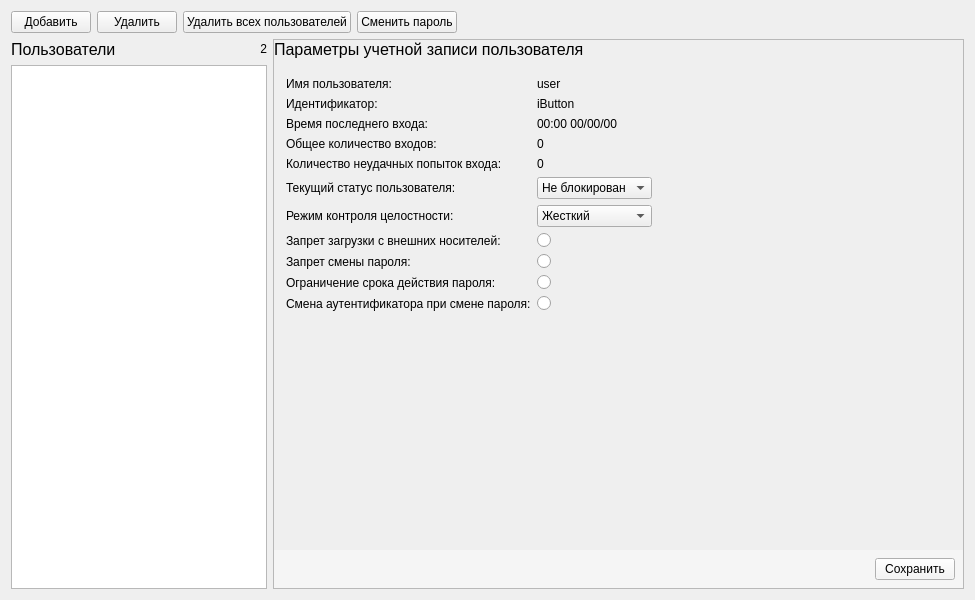
Old version of the form panels/UserListPanel.ui in the repository m6v/sobol.
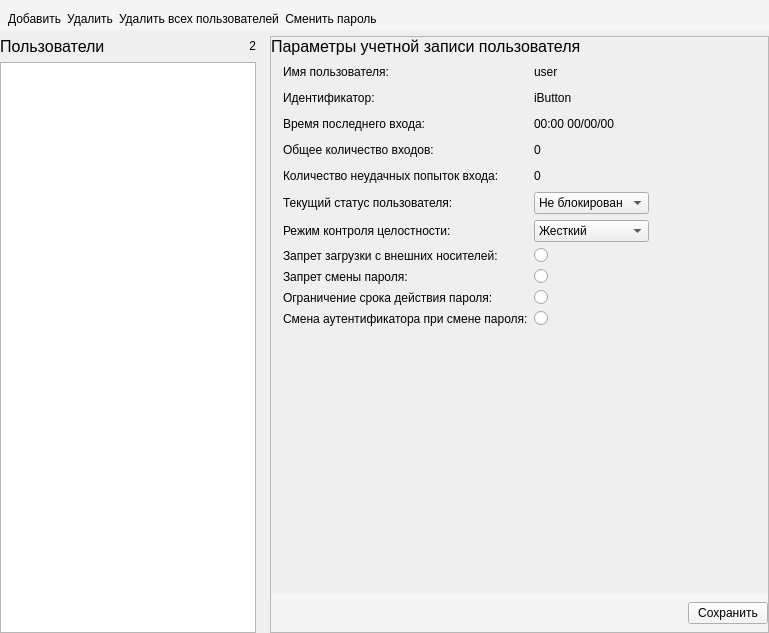
New version of the form. Icons and pictures are not drawn. Custom widgets are drawn as their Qt base class.

Diff of the .ui file:
```diff
--- a/panels/UserListPanel.ui
+++ b/panels/UserListPanel.ui
@@ -6,21 +6,65 @@
    <rect>
     <x>0</x>
     <y>0</y>
-    <width>975</width>
-    <height>600</height>
+    <width>769</width>
+    <height>633</height>
    </rect>
   </property>
   <property name="windowTitle">
    <string>Form</string>
   </property>
   <layout class="QVBoxLayout" name="verticalLayout_4">
+   <property name="leftMargin">
+    <number>0</number>
+   </property>
+   <property name="topMargin">
+    <number>0</number>
+   </property>
+   <property name="rightMargin">
+    <number>0</number>
+   </property>
+   <property name="bottomMargin">
+    <number>0</number>
+   </property>
    <item>
+    <widget class="QWidget" name="widget_2" native="true">
+     <property name="styleSheet">
+      <string notr="true">QWidget {
+    background-color: #f5f5f5;
+}
+
+QPushButton {
+    border: none;
+    padding: 12px 12px 12px 12
+px;
+}
+
+QPushButton:hover {
+    background: #e0e0e0;
+}</string>
+     </property>
     <layout class="QHBoxLayout" name="horizontalLayout">
+      <property name="leftMargin">
+       <number>8</number>
+      </property>
+      <property name="topMargin">
+       <number>8</number>
+      </property>
+      <property name="rightMargin">
+       <number>0</number>
+      </property>
+      <property name="bottomMargin">
+       <number>0</number>
+      </property>
      <item>
       <widget class="QPushButton" name="add_user_push_button">
        <property name="text">
         <string>Добавить</string>
        </property>
+        <property name="icon">
+         <iconset>
+          <normaloff>../icons/plus.png</normaloff>../icons/plus.png</iconset>
+        </property>
       </widget>
      </item>
      <item>
@@ -28,6 +72,10 @@
        <property name="text">
         <string>Удалить</string>
        </property>
+        <property name="icon">
+         <iconset>
+          <normaloff>../icons/cross.png</normaloff>../icons/cross.png</iconset>
+        </property>
       </widget>
      </item>
      <item>
@@ -35,13 +83,21 @@
        <property name="text">
         <string>Удалить всех пользователей</string>
        </property>
+        <property name="icon">
+         <iconset>
+          <normaloff>../icons/all_users.png</normaloff>../icons/all_users.png</iconset>
+        </property>
       </widget>
      </item>
      <item>
-      <widget class="QPushButton" name="shange_passwd_push_button">
+       <widget class="QPushButton" name="change_passwd_push_button">
        <property name="text">
         <string>Сменить пароль</string>
        </property>
+        <property name="icon">
+         <iconset>
+          <normaloff>../icons/lock.png</normaloff>../icons/lock.png</iconset>
+        </property>
       </widget>
      </item>
      <item>
@@ -51,18 +107,22 @@
        </property>
        <property name="sizeHint" stdset="0">
         <size>
-         <width>40</width>
-         <height>20</height>
+          <width>265</width>
+          <height>22</height>
         </size>
        </property>
       </spacer>
      </item>
     </layout>
+    </widget>
    </item>
    <item>
     <layout class="QHBoxLayout" name="horizontalLayout_5">
      <item>
       <layout class="QVBoxLayout" name="verticalLayout">
+       <property name="rightMargin">
+        <number>8</number>
+       </property>
        <item>
         <layout class="QHBoxLayout" name="horizontalLayout_2">
          <item>
@@ -165,9 +225,6 @@
               <property name="leftMargin">
                <number>12</number>
               </property>
-              <property name="topMargin">
-               <number>12</number>
-              </property>
               <item row="0" column="0">
                <widget class="QLabel" name="user_name_label">
                 <property name="text">
@@ -177,6 +234,12 @@
               </item>
               <item row="0" column="1">
                <widget class="QLabel" name="user_name_value">
+                <property name="minimumSize">
+                 <size>
+                  <width>0</width>
+                  <height>20</height>
+                 </size>
+                </property>
                 <property name="text">
                  <string>user</string>
                 </property>
@@ -191,6 +254,12 @@
               </item>
               <item row="1" column="1">
                <widget class="QLabel" name="user_id_value">
+                <property name="minimumSize">
+                 <size>
+                  <width>0</width>
+                  <height>20</height>
+                 </size>
+                </property>
                 <property name="text">
                  <string>iButton</string>
                 </property>
@@ -205,6 +274,12 @@
               </item>
               <item row="2" column="1">
                <widget class="QLabel" name="last_enter_value">
+                <property name="minimumSize">
+                 <size>
+                  <width>0</width>
+                  <height>20</height>
+                 </size>
+                </property>
                 <property name="text">
                  <string>00:00 00/00/00</string>
                 </property>
@@ -219,6 +294,12 @@
               </item>
               <item row="3" column="1">
                <widget class="QLabel" name="common_enter_value">
+                <property name="minimumSize">
+                 <size>
+                  <width>0</width>
+                  <height>20</height>
+                 </size>
+                </property>
                 <property name="text">
                  <string>0</string>
                 </property>
@@ -233,6 +314,12 @@
               </item>
               <item row="4" column="1">
                <widget class="QLabel" name="failed_enter_value">
+                <property name="minimumSize">
+                 <size>
+                  <width>0</width>
+                  <height>20</height>
+                 </size>
+                </property>
                 <property name="text">
                  <string>0</string>
                 </property>
@@ -294,7 +381,7 @@
                </widget>
               </item>
               <item row="7" column="1">
-               <widget class="QRadioButton" name="external_media_prohibition_radio_button">
+               <widget class="Toggle" name="external_media_prohibition_radio_button">
                 <property name="text">
                  <string/>
                 </property>
@@ -308,7 +395,7 @@
                </widget>
               </item>
               <item row="8" column="1">
-               <widget class="QRadioButton" name="change_passwd_prohibition_radio_button">
+               <widget class="Toggle" name="change_passwd_prohibition_label_2">
                 <property name="text">
                  <string/>
                 </property>
@@ -322,7 +409,7 @@
                </widget>
               </item>
               <item row="9" column="1">
-               <widget class="QRadioButton" name="passwd_limit_radio_button">
+               <widget class="Toggle" name="passwd_limit_radio_button">
                 <property name="text">
                  <string/>
                 </property>
@@ -336,7 +423,7 @@
                </widget>
               </item>
               <item row="10" column="1">
-               <widget class="QRadioButton" name="auth_id_change_radio_button">
+               <widget class="Toggle" name="auth_id_change_radio_button">
                 <property name="text">
                  <string/>
                 </property>
@@ -387,7 +474,7 @@
             <number>8</number>
            </property>
            <property name="rightMargin">
-            <number>8</number>
+            <number>0</number>
            </property>
            <property name="bottomMargin">
             <number>8</number>
@@ -422,6 +509,13 @@
    </item>
   </layout>
  </widget>
+ <customwidgets>
+  <customwidget>
+   <class>Toggle</class>
+   <extends>QRadioButton</extends>
+   <header>toggle</header>
+  </customwidget>
+ </customwidgets>
  <resources/>
  <connections/>
 </ui>
```
Lines whose indentation alone changed are shown as unchanged.
